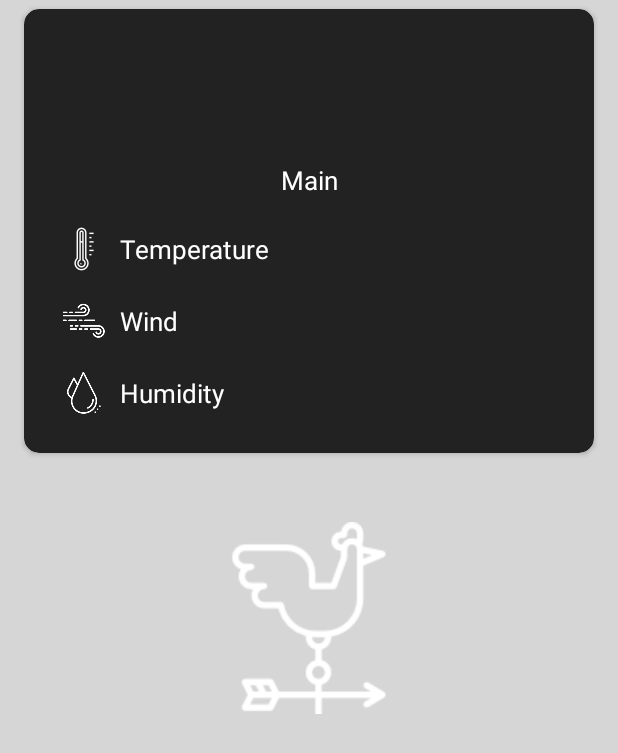
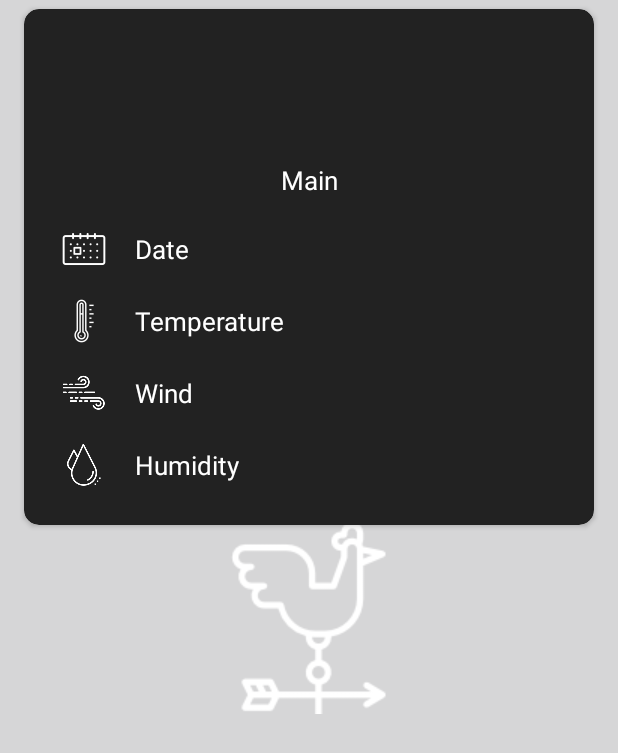
Before and after one commit to Mohamed10107/DawaDozTask, an Android app: the layout view_weather_item.xml on its own in the app's theme, with its tools: preview values and no code run, on a phone screen of 412 x 824 dp. Shown: the top 753 px of the screen. Run offline under Robolectric (Android 15) with nearby library versions, the phone set to English and light mode, and no system bars; network calls fail.

Commit message:
Issue #5: Weather Display with Date.

```diff
--- a/app/src/main/java/com/dawadoz/dawadoztask/view/WeathersAdapter.java
+++ b/app/src/main/java/com/dawadoz/dawadoztask/view/WeathersAdapter.java
@@ -10,6 +10,7 @@ import android.widget.ImageView;
 import android.widget.TextView;
 import com.dawadoz.dawadoztask.R;
 import com.dawadoz.dawadoztask.model.entity.Weather;
+import com.dawadoz.dawadoztask.utils.DateFormatter;
 import com.dawadoz.dawadoztask.utils.Views;
 import java.util.ArrayList;
 
@@ -46,6 +47,7 @@ public class WeathersAdapter extends RecyclerView.Adapter<RecyclerView.ViewHolde
 
 		Views.ImageLoader.load(context, viewHolder.image, item.icon);
 		viewHolder.main.setText(item.main);
+		viewHolder.date.setText(DateFormatter.format(item.date));
 		viewHolder.temperature.setText(item.minTemperature.concat("°C - ".concat(item.maxTemperature.concat("°C"))));
 		viewHolder.wind.setText(item.speed.concat("km/h"));
 		viewHolder.humidity.setText(item.humidity);
@@ -65,13 +67,14 @@ public class WeathersAdapter extends RecyclerView.Adapter<RecyclerView.ViewHolde
 	public class ViewHolder extends RecyclerView.ViewHolder
 	{
 		ImageView image;
-		TextView main, temperature, wind, humidity;
+		TextView main, date, temperature, wind, humidity;
 
 		ViewHolder(View itemView)
 		{
 			super(itemView);
 			image = itemView.findViewById(R.id.image);
 			main = itemView.findViewById(R.id.main);
+			date = itemView.findViewById(R.id.date);
 			temperature = itemView.findViewById(R.id.temperature);
 			wind = itemView.findViewById(R.id.wind);
 			humidity = itemView.findViewById(R.id.humidity);
--- a/app/src/main/res/layout/view_weather_item.xml
+++ b/app/src/main/res/layout/view_weather_item.xml
@@ -31,18 +31,35 @@
             android:layout_marginBottom="10dp"
             android:ellipsize="end"
             android:gravity="center"
+            android:maxLines="1"
             android:textColor="#FFFFFF"
             android:textSize="17sp"
             tools:text="Main" />
 
         <TextView
+            android:id="@+id/date"
+            android:layout_width="match_parent"
+            android:layout_height="wrap_content"
+            android:layout_below="@+id/main"
+            android:drawableLeft="@mipmap/calendar_icon"
+            android:drawablePadding="10dp"
+            android:ellipsize="end"
+            android:gravity="center_vertical"
+            android:maxLines="1"
+            android:textColor="#FFFFFF"
+            android:textSize="17sp"
+            tools:text="Date" />
+
+        <TextView
             android:id="@+id/temperature"
             android:layout_width="match_parent"
             android:layout_height="wrap_content"
-            android:layout_below="@+id/main"
-            android:drawableLeft="@mipmap/tempirature_icon"
+            android:layout_below="@+id/date"
+            android:drawableLeft="@mipmap/temperature_icon"
+            android:drawablePadding="10dp"
             android:ellipsize="end"
             android:gravity="center_vertical"
+            android:maxLines="1"
             android:textColor="#FFFFFF"
             android:textSize="17sp"
             tools:text="Temperature" />
@@ -53,8 +70,10 @@
             android:layout_height="wrap_content"
             android:layout_below="@+id/temperature"
             android:drawableLeft="@mipmap/wind_icon"
+            android:drawablePadding="10dp"
             android:ellipsize="end"
             android:gravity="center_vertical"
+            android:maxLines="1"
             android:textColor="#FFFFFF"
             android:textSize="17sp"
             tools:text="Wind" />
@@ -65,8 +84,10 @@
             android:layout_height="wrap_content"
             android:layout_below="@+id/wind"
             android:drawableLeft="@mipmap/humidity_icon"
+            android:drawablePadding="10dp"
             android:ellipsize="end"
             android:gravity="center_vertical"
+            android:maxLines="1"
             android:textColor="#FFFFFF"
             android:textSize="17sp"
             tools:text="Humidity" />
```
Also changed, not shown: app/src/main/java/com/dawadoz/dawadoztask/utils/DateFormatter.java (added, +17 -0 lines), app/src/main/res/layout/fragment_main.xml (+5 -5 lines), app/src/main/calendar_icon-web.png (added), app/src/main/res/mipmap-hdpi/calendar_icon.png (added), app/src/main/res/mipmap-hdpi/temperature_icon.png (renamed from app/src/main/res/mipmap-hdpi/tempirature_icon.png), app/src/main/res/mipmap-mdpi/calendar_icon.png (added), app/src/main/res/mipmap-mdpi/temperature_icon.png (renamed from app/src/main/res/mipmap-mdpi/tempirature_icon.png), app/src/main/res/mipmap-xhdpi/calendar_icon.png (added), app/src/main/res/mipmap-xhdpi/temperature_icon.png (renamed from app/src/main/res/mipmap-xhdpi/tempirature_icon.png), app/src/main/res/mipmap-xxhdpi/calendar_icon.png (added), app/src/main/res/mipmap-xxhdpi/temperature_icon.png (renamed from app/src/main/res/mipmap-xxhdpi/tempirature_icon.png), app/src/main/res/mipmap-xxxhdpi/calendar_icon.png (added), app/src/main/res/mipmap-xxxhdpi/temperature_icon.png (renamed from app/src/main/res/mipmap-xxxhdpi/tempirature_icon.png).
